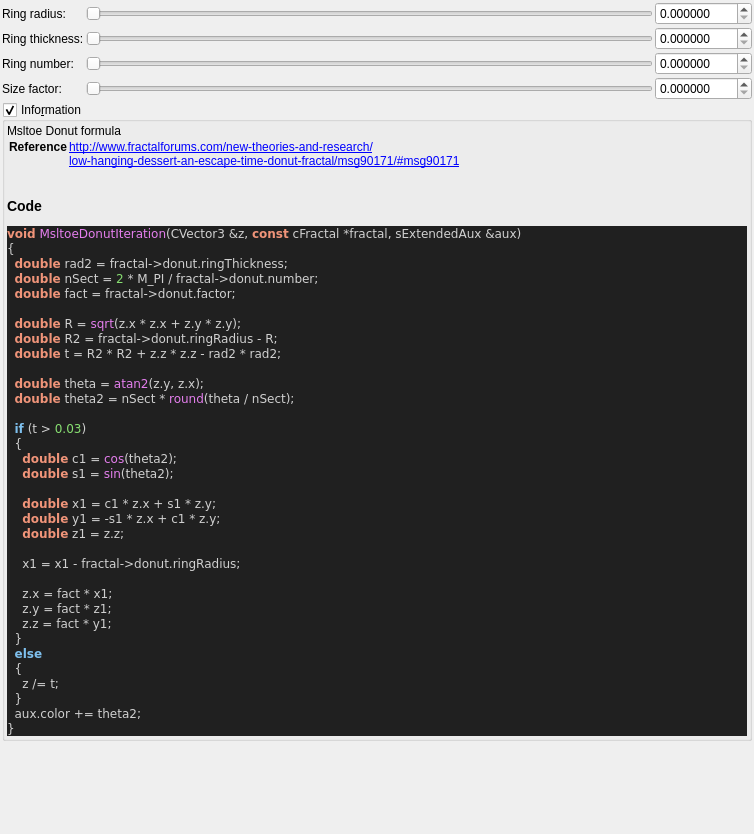
Qt form mandelbulber2/qt_data/fractal_msltoe_donut.ui (buddhi1980/mandelbulber2) before a commit.
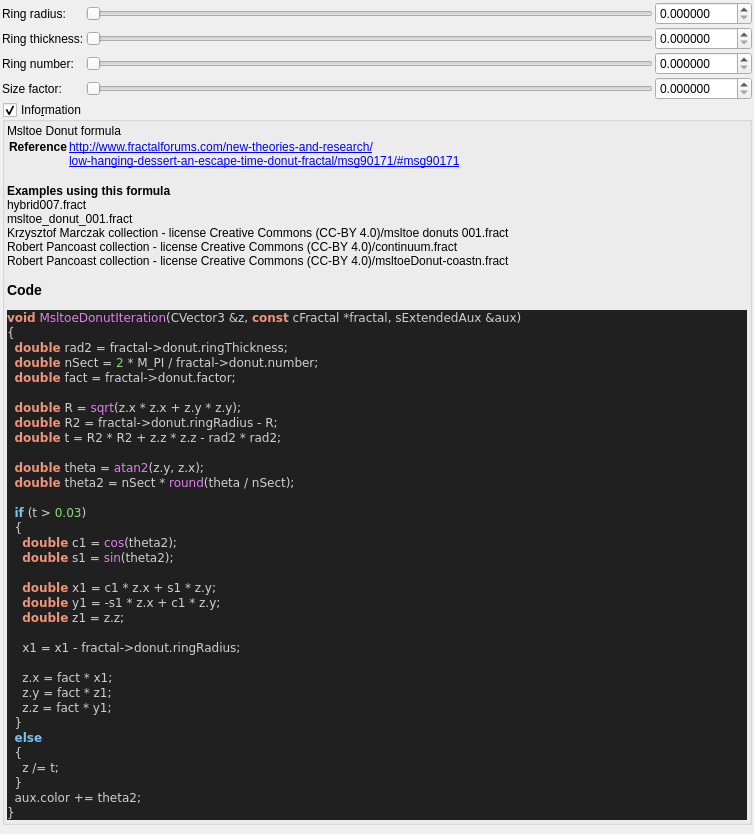
The same form after that commit. Custom widgets are drawn as their Qt base class.

Commit message:
ui information - added example occurrences
now every formula, which is used in an example file, will display a list
of the example files in the information box. A maximum of 5 occurences is
displayed.
The script also outputs, which formulas do not yet have any example
files.

Diff of the .ui file:
```diff
--- a/mandelbulber2/qt_data/fractal_msltoe_donut.ui
+++ b/mandelbulber2/qt_data/fractal_msltoe_donut.ui
@@ -287,7 +287,7 @@
 &lt;a href=&quot;low-hanging-dessert-an-escape-time-donut-fractal/msg90171/#msg90171&quot;&gt;low-hanging-dessert-an-escape-time-donut-fractal/msg90171/#msg90171&lt;br&gt;
 &lt;/td&gt;&lt;/tr&gt;
 &lt;/table&gt;
-&lt;h3&gt;Code&lt;/h3&gt;
+&lt;b&gt;Examples using this formula&lt;/b&gt;&lt;br&gt;hybrid007.fract&lt;br&gt;msltoe_donut_001.fract&lt;br&gt;Krzysztof Marczak collection - license Creative Commons (CC-BY 4.0)/msltoe donuts 001.fract&lt;br&gt;Robert Pancoast collection - license Creative Commons (CC-BY 4.0)/continuum.fract&lt;br&gt;Robert Pancoast collection - license Creative Commons (CC-BY 4.0)/msltoeDonut-coastn.fract&lt;h3&gt;Code&lt;/h3&gt;
 &lt;body style=&quot;background-color:#202020&quot;&gt;
 &lt;pre style=&quot;color:#d0d0d0; background-color:#202020;  font-family:'Courier New',monospace;&quot;&gt;&lt;span style=&quot;color:#f09479; font-weight:bold&quot;&gt;void&lt;/span&gt; &lt;span style=&quot;color:#e47eed&quot;&gt;MsltoeDonutIteration&lt;/span&gt;&lt;span style=&quot;color:#d0d0d0&quot;&gt;(&lt;/span&gt;CVector3 &lt;span style=&quot;color:#d0d0d0&quot;&gt;&amp;amp;&lt;/span&gt;z&lt;span style=&quot;color:#d0d0d0&quot;&gt;,&lt;/span&gt; &lt;span style=&quot;color:#f09479; font-weight:bold&quot;&gt;const&lt;/span&gt; cFractal &lt;span style=&quot;color:#d0d0d0&quot;&gt;*&lt;/span&gt;fractal&lt;span style=&quot;color:#d0d0d0&quot;&gt;,&lt;/span&gt; sExtendedAux &lt;span style=&quot;color:#d0d0d0&quot;&gt;&amp;amp;&lt;/span&gt;aux&lt;span style=&quot;color:#d0d0d0&quot;&gt;)&lt;/span&gt;
 &lt;span style=&quot;color:#d0d0d0&quot;&gt;{&lt;/span&gt;
```
The commit also changes 59 other files.
